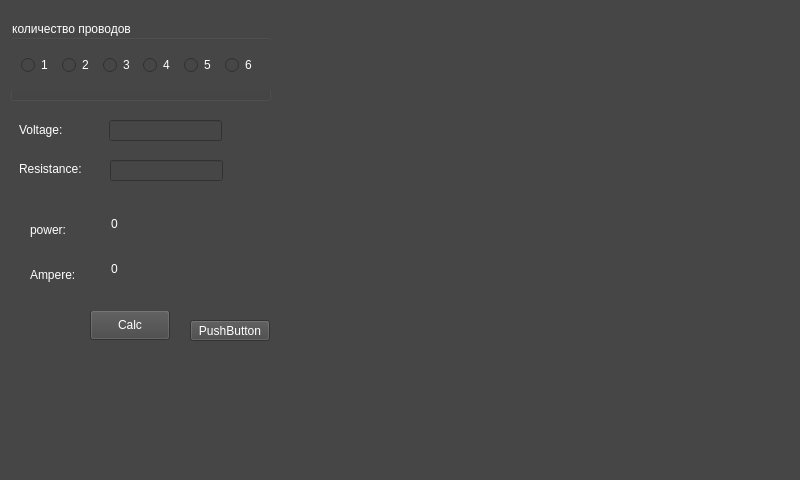
Qt form coilcalc/mainwindow.ui (Rumo666/coil_calc) before a commit.
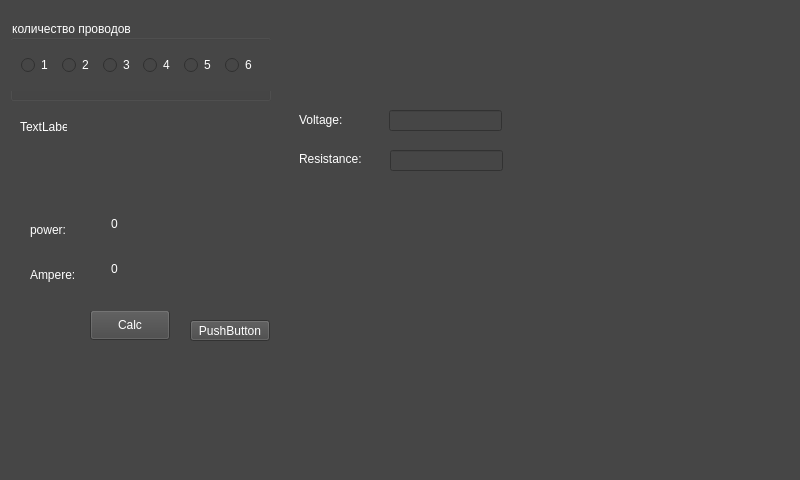
The same form after that commit.

Diff of the .ui file:
```diff
--- a/coilcalc/mainwindow.ui
+++ b/coilcalc/mainwindow.ui
@@ -40,8 +40,8 @@
    <widget class="QLabel" name="label">
     <property name="geometry">
      <rect>
-      <x>19</x>
-      <y>115</y>
+      <x>299</x>
+      <y>105</y>
       <width>81</width>
       <height>30</height>
      </rect>
@@ -53,8 +53,8 @@
    <widget class="QLabel" name="label_2">
     <property name="geometry">
      <rect>
-      <x>19</x>
-      <y>159</y>
+      <x>299</x>
+      <y>149</y>
       <width>81</width>
       <height>20</height>
      </rect>
@@ -66,8 +66,8 @@
    <widget class="QLineEdit" name="lineEdit">
     <property name="geometry">
      <rect>
-      <x>109</x>
-      <y>120</y>
+      <x>389</x>
+      <y>110</y>
       <width>113</width>
       <height>21</height>
      </rect>
@@ -76,8 +76,8 @@
    <widget class="QLineEdit" name="lineEdit_2">
     <property name="geometry">
      <rect>
-      <x>110</x>
-      <y>160</y>
+      <x>390</x>
+      <y>150</y>
       <width>113</width>
       <height>21</height>
      </rect>
@@ -234,6 +234,19 @@
      </layout>
     </widget>
    </widget>
+   <widget class="QLabel" name="label_7">
+    <property name="geometry">
+     <rect>
+      <x>20</x>
+      <y>120</y>
+      <width>47</width>
+      <height>13</height>
+     </rect>
+    </property>
+    <property name="text">
+     <string>TextLabel</string>
+    </property>
+   </widget>
   </widget>
  </widget>
  <layoutdefault spacing="6" margin="11"/>
```
Left out of the diff: 12 changed lines with no effect on the pictures.
